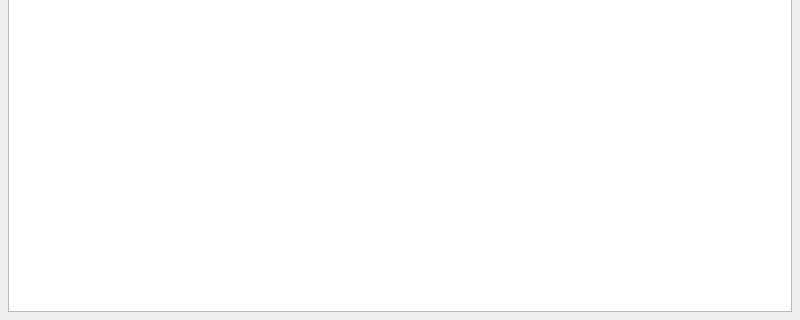
Before: the Qt Designer form pirselectdeviceform.ui in jpietrzak8/Pierogi, drawn with Qt 5; both pictures show x 0 to 800 and y 160 to 480 of the 800 by 480 pixel window.
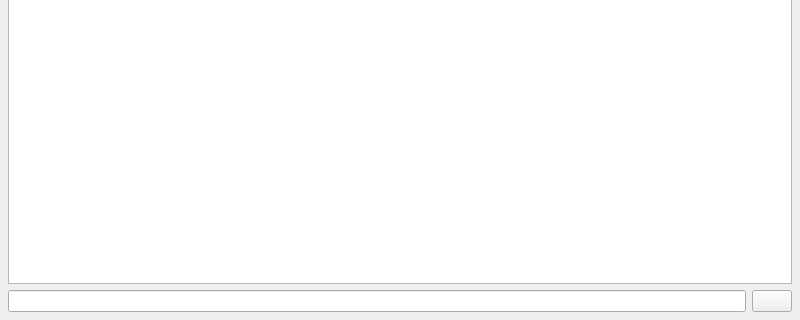
After: the same form once the commit is applied. Icons and pictures are not drawn.

```diff
--- a/pirselectdeviceform.ui
+++ b/pirselectdeviceform.ui
@@ -52,7 +52,29 @@
     </widget>
    </item>
    <item row="1" column="0" colspan="4">
-    <widget class="QListWidget" name="deviceListWidget"/>
+    <widget class="QListWidget" name="deviceListWidget">
+     <property name="focusPolicy">
+      <enum>Qt::NoFocus</enum>
+     </property>
+    </widget>
+   </item>
+   <item row="2" column="0" colspan="4">
+    <layout class="QHBoxLayout" name="horizontalLayout">
+     <item>
+      <widget class="QLineEdit" name="searchStringLineEdit"/>
+     </item>
+     <item>
+      <widget class="QPushButton" name="ssClosePushButton">
+       <property name="text">
+        <string/>
+       </property>
+       <property name="icon">
+        <iconset resource="PierogiResources.qrc">
+         <normaloff>:/icons/delete_icon&amp;48.png</normaloff>:/icons/delete_icon&amp;48.png</iconset>
+       </property>
+      </widget>
+     </item>
+    </layout>
    </item>
   </layout>
  </widget>
```
Left out of the diff: 13 changed lines with no effect on the pictures.
